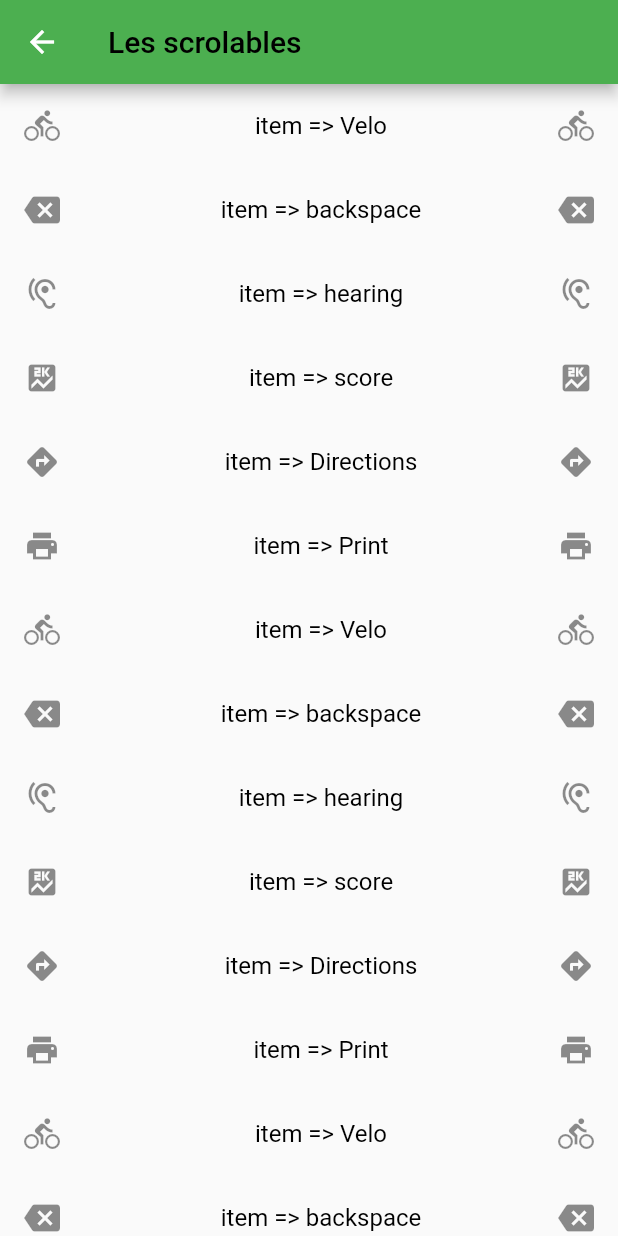
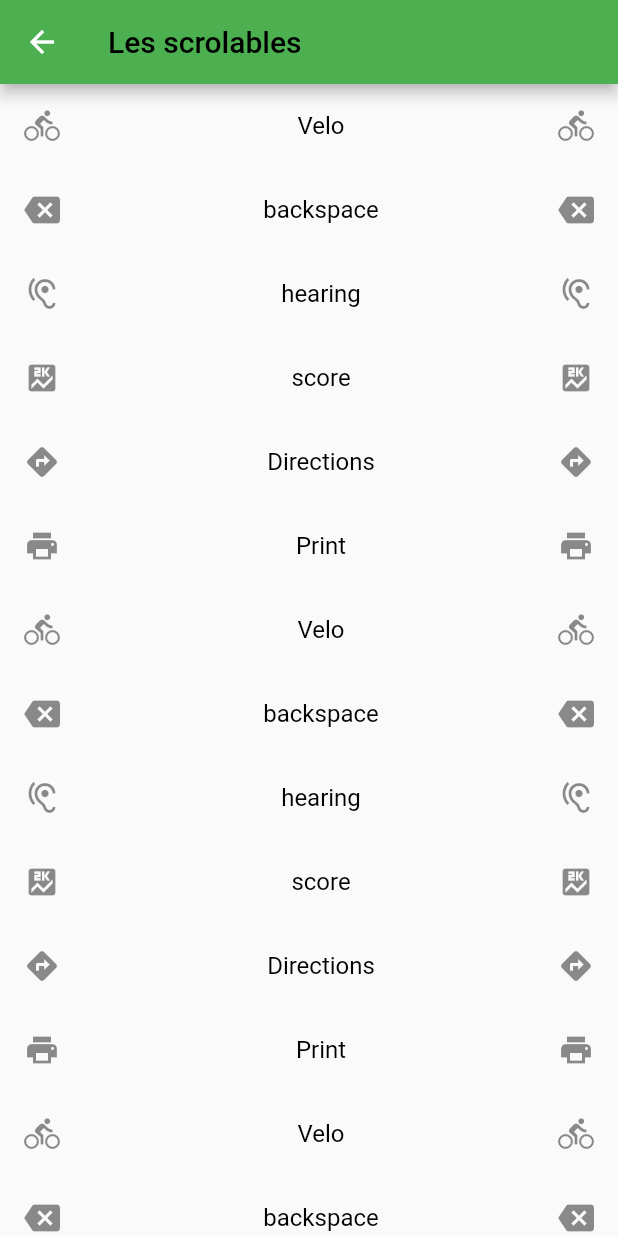
Before and after one commit to lionelkouame/flutter_training, a Flutter app: the ListViewTraining screen opened directly, on a phone screen of 412 x 824 dp. Run offline on Flutter 3.47's test engine with Material 2 defaults, Android fonts, the phone set to English and light mode, and no system bars.

Commit message:
[#16] - scrollable -  add ListTile and delete item.

```diff
--- a/lib/app/scrolable_training/list_view_training.dart
+++ b/lib/app/scrolable_training/list_view_training.dart
@@ -43,10 +43,32 @@ class _ListViewTrainingState extends State<ListViewTraining> {
             child: ListView.builder(
                 itemCount: activity.length,
                 itemBuilder: (context, i) {
-                  return ListTile(
-                    title: CustomText("item => ${activity[i].name}"),
-                    trailing: Icon(activity[i].icon),
-                    leading: Icon(activity[i].icon),
+                  Activity activ = activity[i];
+                  String key = activ.name;
+                  return Dismissible(
+                    key: Key(key),
+                    child:
+                    ListTile(
+                      title: CustomText(activ.name),
+                      trailing: Icon(activ.icon),
+                      leading: Icon(activ.icon),
+                    ),
+                    background: Container(
+                      padding: EdgeInsets.only(right: 30.0),
+                      color: Colors.red,
+                      child: Row(
+                        mainAxisAlignment: MainAxisAlignment.end,
+                        children: <Widget>[
+                          CustomText(
+                            'Supprimer', color: Colors.white, factor: 2.0,),
+                          Icon(Icons.delete)
+                        ],
+                      ),
+                    ),
+                    onDismissed: (direction) {
+                      print(activ);
+                      activity.removeAt(i);
+                    },
                   );
                 }),
           )),
```
